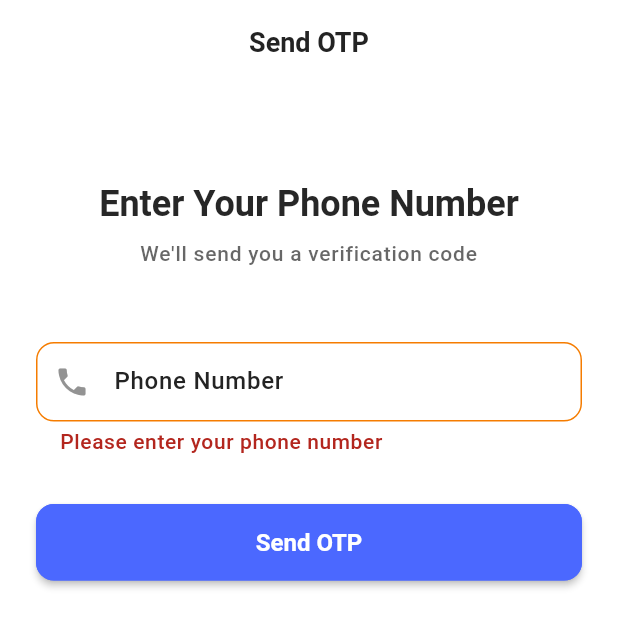
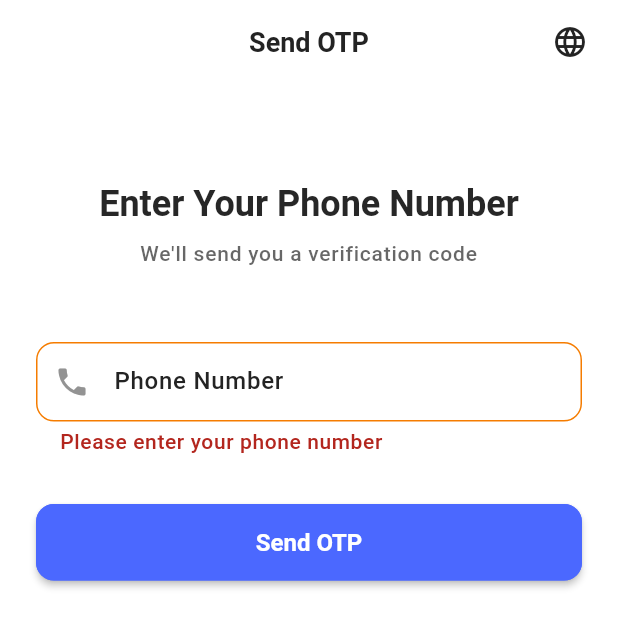
Before and after one commit to thesua7/boiler_plater_flutter_v3, a Flutter app: the screen it shows after launch, after a tap on "Send OTP", on a phone screen of 412 x 824 dp, the top half of it. Run offline on Flutter 3.47's test engine with Material 3 defaults, Android fonts, the phone set to English and light mode, and no system bars; our stand-ins replace dio, equatable, flutter_bloc, flutter_secure_storage, get_it; missing offline and left inert: encrypt; Roboto replaces fonts that are missing (Poppins).

Commit message:
locale support added

````diff
--- /dev/null
+++ b/l10n.yaml
@@ -0,0 +1,4 @@
+arb-dir: lib/l10n
+template-arb-file: app_en.arb
+output-localization-file: app_localizations.dart
+output-class: AppLocalizations
--- a/lib/core/di/app_binding.dart
+++ b/lib/core/di/app_binding.dart
@@ -1,5 +1,6 @@
 import 'package:get_it/get_it.dart';
 import '../config/app_config.dart';
+import '../locale/language_service.dart';
 import '../theme/theme_service.dart';
 import '../../features/auth/auth_binding.dart';
 
@@ -21,6 +22,9 @@ class AppBinding {
       () => ThemeService(),
     );
 
+    // Initialize language service and load saved language
+    await LanguageService().initialize();
+
     // Initialize auth module dependencies
     await AuthBinding.initialize();
 
--- /dev/null
+++ b/lib/core/locale/language_service.dart
@@ -0,0 +1,68 @@
+import 'package:flutter/material.dart';
+import '../data/sharedPref/secure_storage.dart';
+
+/// Language Service to manage app language with persistence
+class LanguageService extends ChangeNotifier {
+  static final LanguageService _instance = LanguageService._internal();
+  factory LanguageService() => _instance;
+  LanguageService._internal();
+
+  static const String _languageKey = 'selected_language';
+
+  Locale _currentLocale = const Locale('en', '');
+  bool _isInitialized = false;
+
+  Locale get currentLocale => _currentLocale;
+  bool get isInitialized => _isInitialized;
+
+  /// Initialize language service and load saved language
+  Future<void> initialize() async {
+    if (_isInitialized) return;
+
+    try {
+      final savedLanguage = await SecureStorageHelper.read(_languageKey);
+      if (savedLanguage != null && savedLanguage.isNotEmpty) {
+        _currentLocale = Locale(savedLanguage, '');
+      } else {
+        _currentLocale = const Locale('en', ''); // Default to English
+      }
+    } catch (e) {
+      // If there's an error reading, default to English
+      _currentLocale = const Locale('en', '');
+    }
+
+    _isInitialized = true;
+    notifyListeners();
+  }
+
+  /// Change language and save to secure storage
+  Future<void> changeLanguage(Locale locale) async {
+    if (_currentLocale != locale) {
+      _currentLocale = locale;
+
+      try {
+        await SecureStorageHelper.write(_languageKey, locale.languageCode);
+      } catch (e) {
+        // If saving fails, still update the current locale
+        // but log the error for debugging
+        debugPrint('Failed to save language preference: $e');
+      }
+
+      notifyListeners();
+    }
+  }
+
+  /// Reset to default language (English)
+  Future<void> resetToDefault() async {
+    await changeLanguage(const Locale('en', ''));
+  }
+
+  /// Get available languages
+  static List<Locale> get supportedLocales => const [
+    Locale('en', ''), // English
+    Locale('bn', ''), // Bangla
+  ];
+
+  bool get isEnglish => _currentLocale.languageCode == 'en';
+  bool get isBangla => _currentLocale.languageCode == 'bn';
+}
--- /dev/null
+++ b/lib/core/widgets/language_switcher.dart
@@ -0,0 +1,53 @@
+import 'package:flutter/material.dart';
+import '../../l10n/app_localizations.dart';
+import '../locale/language_service.dart';
+
+/// Language Switcher Widget
+class LanguageSwitcher extends StatelessWidget {
+  const LanguageSwitcher({super.key});
+
+  @override
+  Widget build(BuildContext context) {
+    final l10n = AppLocalizations.of(context)!;
+    final currentLocale = Localizations.localeOf(context);
+    final languageService = LanguageService();
+
+    return PopupMenuButton<Locale>(
+      icon: const Icon(Icons.language),
+      tooltip: 'Change Language',
+      onSelected: (Locale locale) async {
+        await languageService.changeLanguage(locale);
+        if (context.mounted) {
+          ScaffoldMessenger.of(context).showSnackBar(
+            SnackBar(
+              content: Text('Language changed to ${locale.languageCode}'),
+              duration: const Duration(seconds: 2),
+            ),
+          );
+        }
+      },
+      itemBuilder: (BuildContext context) => [
+        PopupMenuItem<Locale>(
+          value: const Locale('en', ''),
+          child: Row(
+            children: [
+              const Icon(Icons.flag, color: Colors.blue),
+              const SizedBox(width: 8),
+              Text(currentLocale.languageCode == 'en' ? 'English ✓' : 'English'),
+            ],
+          ),
+        ),
+        PopupMenuItem<Locale>(
+          value: const Locale('bn', ''),
+          child: Row(
+            children: [
+              const Icon(Icons.flag, color: Colors.green),
+              const SizedBox(width: 8),
+              Text(currentLocale.languageCode == 'bn' ? 'বাংলা ✓' : 'বাংলা'),
+            ],
+          ),
+        ),
+      ],
+    );
+  }
+}
--- a/lib/features/auth/data/auth_repo_impl.dart
+++ b/lib/features/auth/data/auth_repo_impl.dart
@@ -8,6 +8,7 @@ class AuthRepoImpl implements AuthRepository {
 
   AuthRepoImpl({required this.dataSource});
 
+  @override
   Future<Either<Failure, String>> sendOtp(String phone) async {
     final result = await dataSource.sendOtp(phone: phone);
 
--- a/lib/features/auth/presentation/pages/send_otp_page.dart
+++ b/lib/features/auth/presentation/pages/send_otp_page.dart
@@ -1,4 +1,6 @@
 import 'package:flutter/material.dart';
+import '../../../../core/widgets/language_switcher.dart';
+import '../../../../l10n/app_localizations.dart';
 import '../widgets/send_otp_form.dart';
 
 /// Send OTP Page
@@ -7,12 +9,18 @@ class SendOtpPage extends StatelessWidget {
 
   @override
   Widget build(BuildContext context) {
+    final l10n = AppLocalizations.of(context)!;
+
     return Scaffold(
       backgroundColor: Theme.of(context).scaffoldBackgroundColor,
       appBar: AppBar(
-        title: const Text('Send OTP'),
+        title: Text(l10n.sendOtp),
         centerTitle: true,
         elevation: 0,
+        actions: const [
+          LanguageSwitcher(),
+          SizedBox(width: 8),
+        ],
       ),
       body: const SafeArea(
         child: Padding(
--- a/lib/features/auth/presentation/widgets/send_otp_form.dart
+++ b/lib/features/auth/presentation/widgets/send_otp_form.dart
@@ -1,5 +1,6 @@
 import 'package:flutter/material.dart';
 import 'package:flutter_bloc/flutter_bloc.dart';
+import '../../../../l10n/app_localizations.dart';
 import '../bloc/send_otp_bloc.dart';
 import '../bloc/send_otp_event.dart';
 import '../bloc/send_otp_state.dart';
@@ -24,6 +25,8 @@ class _SendOtpFormState extends State<SendOtpForm> {
 
   @override
   Widget build(BuildContext context) {
+    final l10n = AppLocalizations.of(context)!;
+
     return BlocConsumer<SendOtpBloc, SendOtpState>(
       listener: (context, state) {
         if (state is SendOtpSuccess) {
@@ -44,7 +47,7 @@ class _SendOtpFormState extends State<SendOtpForm> {
 
               // Header
               Text(
-                'Enter Your Phone Number',
+                l10n.enterPhoneNumber,
                 style: Theme.of(context).textTheme.headlineMedium?.copyWith(
                   fontWeight: FontWeight.bold,
                 ),
@@ -54,7 +57,7 @@ class _SendOtpFormState extends State<SendOtpForm> {
               const SizedBox(height: 8),
 
               Text(
-                'We\'ll send you a verification code',
+                l10n.sendVerificationCode,
                 style: Theme.of(context).textTheme.bodyLarge?.copyWith(
                   color: Theme.of(context).textTheme.bodyLarge?.color?.withOpacity(0.7),
                 ),
@@ -69,8 +72,8 @@ class _SendOtpFormState extends State<SendOtpForm> {
                 keyboardType: TextInputType.phone,
                 enabled: !isLoading,
                 decoration: InputDecoration(
-                  labelText: 'Phone Number',
-                  hintText: '+1 234 567 8900',
+                  labelText: l10n.phoneNumber,
+                  hintText: l10n.phoneNumberHint,
                   prefixIcon: const Icon(Icons.phone),
                   border: OutlineInputBorder(
                     borderRadius: BorderRadius.circular(12),
@@ -91,10 +94,10 @@ class _SendOtpFormState extends State<SendOtpForm> {
                 ),
                 validator: (value) {
                   if (value == null || value.isEmpty) {
-                    return 'Please enter your phone number';
+                    return l10n.pleaseEnterPhoneNumber;
                   }
                   if (value.length < 10) {
-                    return 'Please enter a valid phone number';
+                    return l10n.pleaseEnterValidPhoneNumber;
                   }
                   return null;
                 },
@@ -123,9 +126,9 @@ class _SendOtpFormState extends State<SendOtpForm> {
                           valueColor: AlwaysStoppedAnimation<Color>(Colors.white),
                         ),
                       )
-                    : const Text(
-                        'Send OTP',
-                        style: TextStyle(
+                    : Text(
+                        l10n.sendOtp,
+                        style: const TextStyle(
                           fontSize: 16,
                           fontWeight: FontWeight.w600,
                         ),
@@ -138,7 +141,7 @@ class _SendOtpFormState extends State<SendOtpForm> {
               TextButton(
                 onPressed: isLoading ? null : _resetForm,
                 child: Text(
-                  'Reset',
+                  l10n.reset,
                   style: TextStyle(
                     color: Theme.of(context).primaryColor,
                     fontWeight: FontWeight.w500,
@@ -150,7 +153,7 @@ class _SendOtpFormState extends State<SendOtpForm> {
 
               // Footer
               Text(
-                'By continuing, you agree to our Terms of Service and Privacy Policy',
+                l10n.termsAndPrivacy,
                 style: Theme.of(context).textTheme.bodySmall?.copyWith(
                   color: Theme.of(context).textTheme.bodySmall?.color?.withOpacity(0.6),
                 ),
@@ -180,17 +183,18 @@ class _SendOtpFormState extends State<SendOtpForm> {
 
   /// Show success dialog
   void _showSuccessDialog(BuildContext context, String message) {
+    final l10n = AppLocalizations.of(context)!;
     showDialog(
       context: context,
       builder: (context) => AlertDialog(
-        title: const Text('Success'),
+        title: Text(l10n.success),
         content: Text(message),
         actions: [
           TextButton(
             onPressed: () {
               Navigator.of(context).pop();
             },
-            child: const Text('OK'),
+            child: Text(l10n.ok),
           ),
         ],
       ),
--- /dev/null
+++ b/lib/l10n/app_localizations.dart
@@ -0,0 +1,206 @@
+import 'dart:async';
+
+import 'package:flutter/foundation.dart';
+import 'package:flutter/widgets.dart';
+import 'package:flutter_localizations/flutter_localizations.dart';
+import 'package:intl/intl.dart' as intl;
+
+import 'app_localizations_bn.dart';
+import 'app_localizations_en.dart';
+
+// ignore_for_file: type=lint
+
+/// Callers can lookup localized strings with an instance of AppLocalizations
+/// returned by `AppLocalizations.of(context)`.
+///
+/// Applications need to include `AppLocalizations.delegate()` in their app's
+/// `localizationDelegates` list, and the locales they support in the app's
+/// `supportedLocales` list. For example:
+///
+/// ```dart
+/// import 'l10n/app_localizations.dart';
+///
+/// return MaterialApp(
+///   localizationsDelegates: AppLocalizations.localizationsDelegates,
+///   supportedLocales: AppLocalizations.supportedLocales,
+///   home: MyApplicationHome(),
+/// );
+/// ```
+///
+/// ## Update pubspec.yaml
+///
+/// Please make sure to update your pubspec.yaml to include the following
+/// packages:
+///
+/// ```yaml
+/// dependencies:
+///   # Internationalization support.
+///   flutter_localizations:
+///     sdk: flutter
+///   intl: any # Use the pinned version from flutter_localizations
+///
+///   # Rest of dependencies
+/// ```
+///
+/// ## iOS Applications
+///
+/// iOS applications define key application metadata, including supported
+/// locales, in an Info.plist file that is built into the application bundle.
+/// To configure the locales supported by your app, you’ll need to edit this
+/// file.
+///
+/// First, open your project’s ios/Runner.xcworkspace Xcode workspace file.
+/// Then, in the Project Navigator, open the Info.plist file under the Runner
+/// project’s Runner folder.
+///
+/// Next, select the Information Property List item, select Add Item from the
+/// Editor menu, then select Localizations from the pop-up menu.
+///
+/// Select and expand the newly-created Localizations item then, for each
+/// locale your application supports, add a new item and select the locale
+/// you wish to add from the pop-up menu in the Value field. This list should
+/// be consistent with the languages listed in the AppLocalizations.supportedLocales
+/// property.
+abstract class AppLocalizations {
+  AppLocalizations(String locale)
+    : localeName = intl.Intl.canonicalizedLocale(locale.toString());
+
+  final String localeName;
+
+  static AppLocalizations? of(BuildContext context) {
+    return Localizations.of<AppLocalizations>(context, AppLocalizations);
+  }
+
+  static const LocalizationsDelegate<AppLocalizations> delegate =
+      _AppLocalizationsDelegate();
+
+  /// A list of this localizations delegate along with the default localizations
+  /// delegates.
+  ///
+  /// Returns a list of localizations delegates containing this delegate along with
+  /// GlobalMaterialLocalizations.delegate, GlobalCupertinoLocalizations.delegate,
+  /// and GlobalWidgetsLocalizations.delegate.
+  ///
+  /// Additional delegates can be added by appending to this list in
+  /// MaterialApp. This list does not have to be used at all if a custom list
+  /// of delegates is preferred or required.
+  static const List<LocalizationsDelegate<dynamic>> localizationsDelegates =
+      <LocalizationsDelegate<dynamic>>[
+        delegate,
+        GlobalMaterialLocalizations.delegate,
+        GlobalCupertinoLocalizations.delegate,
+        GlobalWidgetsLocalizations.delegate,
+      ];
+
+  /// A list of this localizations delegate's supported locales.
+  static const List<Locale> supportedLocales = <Locale>[
+    Locale('bn'),
+    Locale('en'),
+  ];
+
+  /// The title of the application
+  ///
+  /// In en, this message translates to:
+  /// **'Boiler Plate App'**
+  String get appTitle;
+
+  /// Header text for phone number input
+  ///
+  /// In en, this message translates to:
+  /// **'Enter Your Phone Number'**
+  String get enterPhoneNumber;
+
+  /// Subtitle text explaining verification code will be sent
+  ///
+  /// In en, this message translates to:
+  /// **'We\'ll send you a verification code'**
+  String get sendVerificationCode;
+
+  /// Label for phone number input field
+  ///
+  /// In en, this message translates to:
+  /// **'Phone Number'**
+  String get phoneNumber;
+
+  /// Hint text for phone number input field
+  ///
+  /// In en, this message translates to:
+  /// **'+1 234 567 8900'**
+  String get phoneNumberHint;
+
+  /// Text for send OTP button
+  ///
+  /// In en, this message translates to:
+  /// **'Send OTP'**
+  String get sendOtp;
+
+  /// Text for reset button
+  ///
+  /// In en, this message translates to:
+  /// **'Reset'**
+  String get reset;
+
+  /// Title for success dialog
+  ///
+  /// In en, this message translates to:
+  /// **'Success'**
+  String get success;
+
+  /// Text for OK button
+  ///
+  /// In en, this message translates to:
+  /// **'OK'**
+  String get ok;
+
+  /// Error message when phone number is empty
+  ///
+  /// In en, this message translates to:
+  /// **'Please enter your phone number'**
+  String get pleaseEnterPhoneNumber;
+
+  /// Error message when phone number is invalid
+  ///
+  /// In en, this message translates to:
+  /// **'Please enter a valid phone number'**
+  String get pleaseEnterValidPhoneNumber;
+
+  /// Terms and privacy policy text
+  ///
+  /// In en, this message translates to:
+  /// **'By continuing, you agree to our Terms of Service and Privacy Policy'**
+  String get termsAndPrivacy;
+}
+
+class _AppLocalizationsDelegate
+    extends LocalizationsDelegate<AppLocalizations> {
+  const _AppLocalizationsDelegate();
+
+  @override
+  Future<AppLocalizations> load(Locale locale) {
+    return SynchronousFuture<AppLocalizations>(lookupAppLocalizations(locale));
+  }
+
+  @override
+  bool isSupported(Locale locale) =>
+      <String>['bn', 'en'].contains(locale.languageCode);
+
+  @override
+  bool shouldReload(_AppLocalizationsDelegate old) => false;
+}
+
+AppLocalizations lookupAppLocalizations(Locale locale) {
+  // Lookup logic when only language code is specified.
+  switch (locale.languageCode) {
+    case 'bn':
+      return AppLocalizationsBn();
+    case 'en':
+      return AppLocalizationsEn();
+  }
+
+  throw FlutterError(
+    'AppLocalizations.delegate failed to load unsupported locale "$locale". This is likely '
+    'an issue with the localizations generation tool. Please file an issue '
+    'on GitHub with a reproducible sample app and the gen-l10n configuration '
+    'that was used.',
+  );
+}
--- a/lib/main.dart
+++ b/lib/main.dart
@@ -2,9 +2,12 @@ import 'package:boiler_plater_flutter_v3/features/auth/auth_binding.dart';
 import 'package:boiler_plater_flutter_v3/features/auth/presentation/pages/send_otp_page.dart';
 import 'package:flutter/material.dart';
 import 'package:flutter_bloc/flutter_bloc.dart';
+import 'package:flutter_localizations/flutter_localizations.dart';
 import 'core/theme/app_theme.dart';
 import 'core/di/app_binding.dart';
 import 'core/config/app_config.dart';
+import 'core/locale/language_service.dart';
+import 'l10n/app_localizations.dart';
 
 
 void main() async {
@@ -12,6 +15,8 @@ void main() async {
 
   // Initialize app binding
   await AppBinding.initialize();
+
+
 
   runApp( MyApp());
 }
@@ -21,15 +26,40 @@ class MyApp extends StatelessWidget {
   @override
   Widget build(BuildContext context) {
     final themeService = AppBinding.themeService;
+    final languageService = LanguageService();
 
     return ValueListenableBuilder<ThemeMode>(
       valueListenable: themeService,
       builder: (context, themeMode, child) {
+        return ListenableBuilder(
+          listenable: languageService,
+          builder: (context, child) {
+            // Show loading indicator while language service is initializing
+            if (!languageService.isInitialized) {
+              return MaterialApp(
+                title: AppConfig.appName,
+                home: const Scaffold(
+                  body: Center(
+                    child: CircularProgressIndicator(),
+                  ),
+                ),
+                debugShowCheckedModeBanner: AppConfig.enableDebugMode,
+              );
+            }
+
             return MaterialApp(
               title: AppConfig.appName,
               theme: AppTheme.lightTheme,
               darkTheme: AppTheme.darkTheme,
               themeMode: themeMode,
+              localizationsDelegates: const [
+                AppLocalizations.delegate,
+                GlobalMaterialLocalizations.delegate,
+                GlobalWidgetsLocalizations.delegate,
+                GlobalCupertinoLocalizations.delegate,
+              ],
+              supportedLocales: LanguageService.supportedLocales,
+              locale: languageService.currentLocale,
               home: BlocProvider(
                 create: (context) => AuthBinding.sendOtpBloc,
                 child: const SendOtpPage(),
@@ -38,5 +68,7 @@ class MyApp extends StatelessWidget {
             );
           },
         );
+      },
+    );
   }
 }
--- a/pubspec.yaml
+++ b/pubspec.yaml
@@ -30,6 +30,8 @@ environment:
 dependencies:
   flutter:
     sdk: flutter
+  flutter_localizations:
+    sdk: flutter
 
   # The following adds the Cupertino Icons font to your application.
   # Use with the CupertinoIcons class for iOS style icons.
@@ -57,6 +59,7 @@ dev_dependencies:
 
 # The following section is specific to Flutter packages.
 flutter:
+  generate: true
 
   # The following line ensures that the Material Icons font is
   # included with your application, so that you can use the icons in
````
Also changed, not shown: lib/l10n/app_bn.arb (added, +14 -0 lines), lib/l10n/app_en.arb (added, +50 -0 lines), lib/l10n/app_localizations_bn.dart (added, +48 -0 lines), lib/l10n/app_localizations_en.dart (added, +47 -0 lines), lib/features/auth/data/repositories/auth_repository_impl.dart (deleted), 1 other file. Lines whose indentation alone changed are shown as unchanged.
